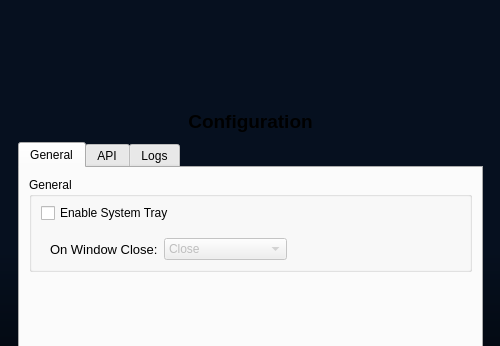
First picture: the form in src/ui/MainWindow.ui, repository bitcap-co/bitcap-ipr, before the edit; both pictures show x 0 to 500 and y 0 to 346 of the 500 by 500 pixel window.
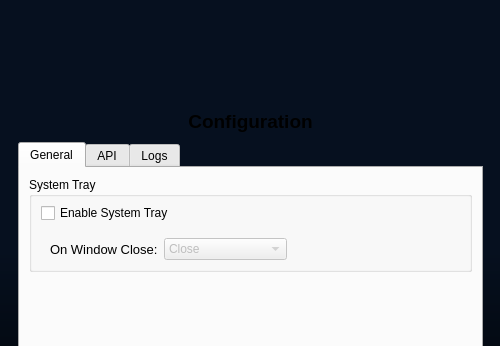
Second picture: the form after the edit. The open tabs and pages were chosen to show the change.

Commit message: rename system tray groupbox

The edit to the form file:
```diff
--- a/src/ui/MainWindow.ui
+++ b/src/ui/MainWindow.ui
@@ -249,7 +249,7 @@
              <item>
               <widget class="QGroupBox" name="iprGeneral">
                <property name="title">
-                <string>General</string>
+                <string>System Tray</string>
                </property>
                <layout class="QVBoxLayout" name="verticalLayout_5">
                 <property name="leftMargin">
```
Left out of the diff: 2 changed lines with no effect on the pictures. The commit also changes 1 other file.
